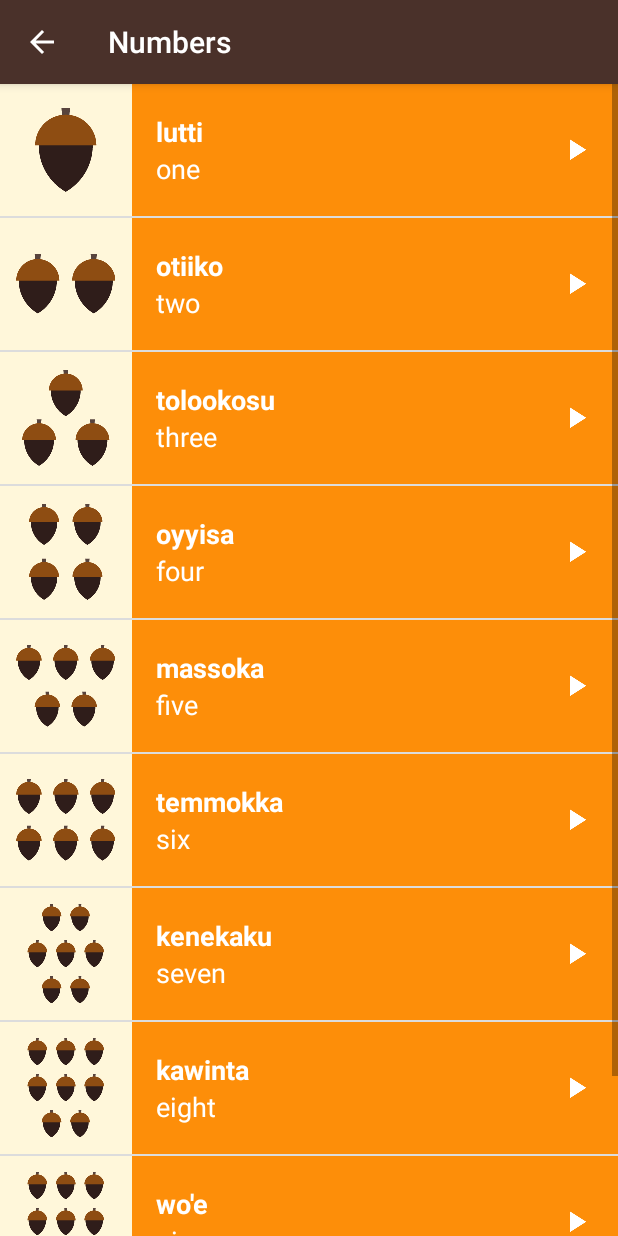
After one commit to bruno78/miwok-app, an Android app: the NumbersFragment screen opened directly, with no data from a screen before it, on a phone screen of 412 x 824 dp. The commit adds this screen. Run offline under Robolectric (Android 15) with nearby library versions, the phone set to English and light mode, and no system bars.

Commit message:
Add fragment to Numbers Activity

```diff
--- /dev/null
+++ b/app/src/main/java/com/example/android/miwok/NumbersFragment.java
@@ -0,0 +1,155 @@
+package com.example.android.miwok;
+
+
+import android.content.Context;
+import android.media.AudioManager;
+import android.media.MediaPlayer;
+import android.os.Bundle;
+import android.support.v4.app.Fragment;
+import android.view.LayoutInflater;
+import android.view.View;
+import android.view.ViewGroup;
+import android.widget.AdapterView;
+import android.widget.ListView;
+
+import java.util.ArrayList;
+
+
+/**
+ * A simple {@link Fragment} subclass.
+ */
+public class NumbersFragment extends Fragment {
+
+    private MediaPlayer mMediaPlayer;
+    private AudioManager mAudioManager;
+
+    /**
+     * This event listener gets triggered when audio file finishes playing.
+     */
+    private MediaPlayer.OnCompletionListener mCompletionListener = new MediaPlayer.OnCompletionListener() {
+        @Override
+        public void onCompletion(MediaPlayer mp) {
+            releaseMediaPlayer();
+        }
+    };
+
+    /**
+     * This event listener gets triggered when audio states change
+     */
+    private AudioManager.OnAudioFocusChangeListener mAudioFocusChangeListener = new AudioManager.OnAudioFocusChangeListener() {
+        @Override
+        public void onAudioFocusChange(int focusChange) {
+            if (focusChange == AudioManager.AUDIOFOCUS_LOSS_TRANSIENT ||
+                    focusChange == AudioManager.AUDIOFOCUS_LOSS_TRANSIENT_CAN_DUCK) {
+
+                mMediaPlayer.pause();
+                // when resumes, goes back to the beginning of the audio, so the user can listen
+                // to the audio again.
+                mMediaPlayer.seekTo(0);
+
+            }
+            else if (focusChange == AudioManager.AUDIOFOCUS_LOSS) {
+
+                releaseMediaPlayer();
+            }
+            else if (focusChange == AudioManager.AUDIOFOCUS_GAIN) {
+
+                mMediaPlayer.start();
+            }
+        }
+    };
+
+    public NumbersFragment() {
+        // Required empty public constructor
+    }
+
+
+    @Override
+    public View onCreateView(LayoutInflater inflater, ViewGroup container,
+                             Bundle savedInstanceState) {
+
+        View rootView = inflater.inflate(R.layout.word_list, container, false);
+
+        final ArrayList<Word> words = new ArrayList<Word>();
+        words.add(new Word("one", "lutti", R.drawable.number_one,
+                R.raw.number_one));
+        words.add(new Word("two", "otiiko", R.drawable.number_two,
+                R.raw.number_two));
+        words.add(new Word("three", "tolookosu", R.drawable.number_three,
+                R.raw.number_three));
+        words.add(new Word("four", "oyyisa", R.drawable.number_four,
+                R.raw.number_four));
+        words.add(new Word("five", "massoka", R.drawable.number_five,
+                R.raw.number_five));
+        words.add(new Word("six", "temmokka", R.drawable.number_six,
+                R.raw.number_six));
+        words.add(new Word("seven", "kenekaku", R.drawable.number_seven,
+                R.raw.number_seven));
+        words.add(new Word("eight", "kawinta", R.drawable.number_eight,
+                R.raw.number_eight));
+        words.add(new Word("nine", "wo'e", R.drawable.number_nine,
+                R.raw.number_nine));
+        words.add(new Word("ten", "na'aacha", R.drawable.number_ten,
+                R.raw.number_ten));
+
+        // Get Audio Manager system service from the context
+        mAudioManager = (AudioManager) getActivity().getSystemService(Context.AUDIO_SERVICE);
+
+        // Creates the adapter for the recycler view,
+        // The third argument sets the color background for the Activity
+        WordAdapter wordAdapter = new WordAdapter(getActivity(), words, R.color.category_numbers);
+
+        ListView listView = (ListView) rootView.findViewById(R.id.list);
+
+        listView.setAdapter(wordAdapter);
+
+
+        listView.setOnItemClickListener(new AdapterView.OnItemClickListener() {
+
+            @Override
+            public void onItemClick(AdapterView<?> adapterView, View view, int position, long id) {
+                releaseMediaPlayer();
+                Word word = (Word) adapterView.getItemAtPosition(position);
+
+                // Request audio focus for playback
+                int result = mAudioManager.requestAudioFocus(mAudioFocusChangeListener, AudioManager.STREAM_MUSIC,
+                        AudioManager.AUDIOFOCUS_GAIN_TRANSIENT);
+
+                // If audio request is successful, start the playback
+                if(result == AudioManager.AUDIOFOCUS_REQUEST_GRANTED) {
+                    mMediaPlayer = MediaPlayer.create(getActivity(), word.getAudioResourceId());
+                    mMediaPlayer.start();
+                    mMediaPlayer.setOnCompletionListener(mCompletionListener);
+                }
+
+
+            }
+        });
+
+
+        return rootView;
+
+    }
+
+    @Override
+    public void onStop() {
+        super.onStop();
+
+        releaseMediaPlayer();
+    }
+
+    /**
+     * This helper method prevents multiple plays on multiple clicks.
+     */
+    private void releaseMediaPlayer() {
+        if (mMediaPlayer != null) {
+            mMediaPlayer.stop();
+            mMediaPlayer.release();
+            mMediaPlayer = null;
+
+            // Abandon audio focus when playback is complete;
+            mAudioManager.abandonAudioFocus(mAudioFocusChangeListener);
+        }
+    }
+
+}
--- /dev/null
+++ b/app/src/main/res/layout/activity_category.xml
@@ -0,0 +1,9 @@
+<?xml version="1.0" encoding="utf-8"?>
+<LinearLayout
+    xmlns:android="http://schemas.android.com/apk/res/android"
+    android:id="@+id/container"
+    android:layout_width="match_parent"
+    android:layout_height="match_parent"
+    android:orientation="vertical">
+
+</LinearLayout>
--- a/app/src/main/res/values/strings.xml
+++ b/app/src/main/res/values/strings.xml
@@ -27,4 +27,7 @@
 
     <!-- Category name for the vocabulary words for family members [CHAR LIMIT=20] -->
     <string name="category_family">Family Members</string>
+
+    <!-- TODO: Remove or change this placeholder text -->
+    <string name="hello_blank_fragment">Hello blank fragment</string>
 </resources>
```
Also changed, not shown: app/src/main/java/com/example/android/miwok/NumbersActivity.java (+6 -129 lines).
